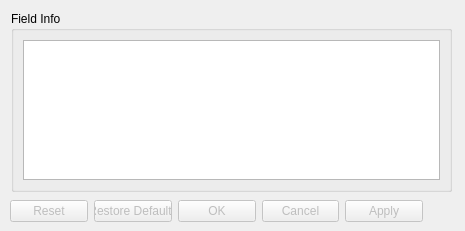
Old version of the form src/Interface/Modules/Fields/ReportFieldInfoDialog.ui in the repository SCIInstitute/SCIRun.
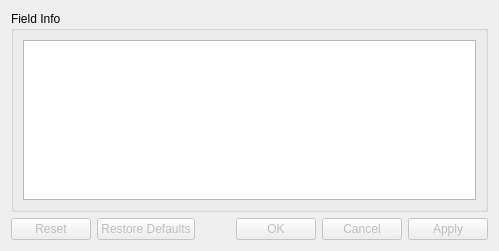
New version of the form.

The edit to the form file:
```diff
--- a/src/Interface/Modules/Fields/ReportFieldInfoDialog.ui
+++ b/src/Interface/Modules/Fields/ReportFieldInfoDialog.ui
@@ -6,8 +6,8 @@
    <rect>
     <x>0</x>
     <y>0</y>
-    <width>465</width>
-    <height>231</height>
+    <width>499</width>
+    <height>251</height>
    </rect>
   </property>
   <property name="sizePolicy">
@@ -25,37 +25,9 @@
   <property name="windowTitle">
    <string>Dialog</string>
   </property>
-  <widget class="QDialogButtonBox" name="buttonBox">
-   <property name="enabled">
-    <bool>false</bool>
-   </property>
-   <property name="geometry">
-    <rect>
-     <x>10</x>
-     <y>200</y>
-     <width>413</width>
-     <height>23</height>
-    </rect>
-   </property>
-   <property name="orientation">
-    <enum>Qt::Horizontal</enum>
-   </property>
-   <property name="standardButtons">
-    <set>QDialogButtonBox::Apply|QDialogButtonBox::Cancel|QDialogButtonBox::Ok|QDialogButtonBox::Reset|QDialogButtonBox::RestoreDefaults</set>
-   </property>
-   <property name="centerButtons">
-    <bool>false</bool>
-   </property>
-  </widget>
+  <layout class="QVBoxLayout" name="verticalLayout">
+   <item>
   <widget class="QGroupBox" name="groupBox">
-   <property name="geometry">
-    <rect>
-     <x>11</x>
-     <y>11</y>
-     <width>441</width>
-     <height>181</height>
-    </rect>
-   </property>
    <property name="title">
     <string>Field Info</string>
    </property>
@@ -72,6 +44,24 @@
     </item>
    </layout>
   </widget>
+   </item>
+   <item>
+    <widget class="QDialogButtonBox" name="buttonBox">
+     <property name="enabled">
+      <bool>false</bool>
+     </property>
+     <property name="orientation">
+      <enum>Qt::Horizontal</enum>
+     </property>
+     <property name="standardButtons">
+      <set>QDialogButtonBox::Apply|QDialogButtonBox::Cancel|QDialogButtonBox::Ok|QDialogButtonBox::Reset|QDialogButtonBox::RestoreDefaults</set>
+     </property>
+     <property name="centerButtons">
+      <bool>false</bool>
+     </property>
+    </widget>
+   </item>
+  </layout>
  </widget>
  <resources/>
  <connections>
```
Lines whose indentation alone changed are shown as unchanged.
